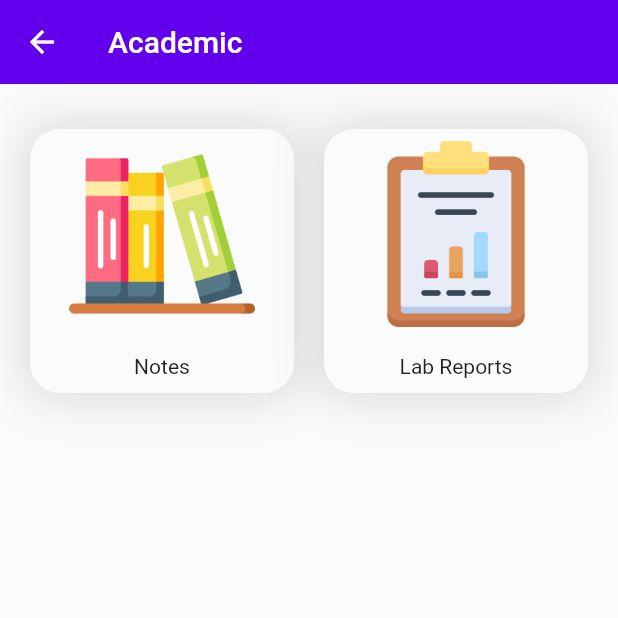
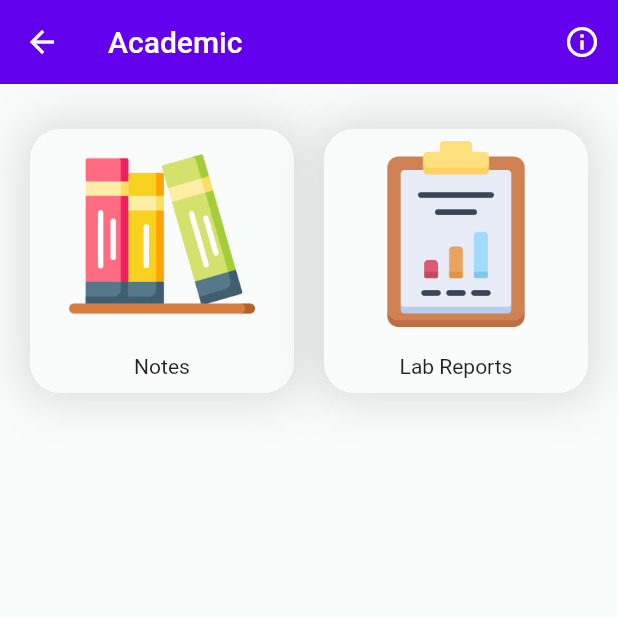
Before and after one commit to mahmudalsohan/NoteBot, a Flutter app: the AcademicScreen screen opened directly, on a phone screen of 412 x 824 dp, the top half of it. Run offline on Flutter 3.47's test engine with Material 2 defaults, Android fonts, the phone set to English and light mode, and no system bars; our stand-ins replace animated_theme_switcher, card_swiper, dio, firebase_auth, firebase_core, firebase_messaging and 7 more; missing offline and left inert: dart:ffi, flutter_config, webfeed; accounts and stored records are empty; network calls fail.

Commit message:
about icon added on appbar

```diff
--- a/lib/constants/colors.dart
+++ b/lib/constants/colors.dart
@@ -7,15 +7,23 @@ class AppColors {
   static const Color _kKeyPenumbraOpacity = Color(0x24000000); // alpha = 0.14
   static const Color _kAmbientShadowOpacity = Color(0x1F000000);
 
-  var carouselGradientColors = GetStorage().read(GetStorageKey.IS_DARK_MODE)
-      ? [
-          Colors.lightBlue,
-          Colors.lightBlue.shade100,
-        ]
-      : [
-          Colors.deepPurple.shade300,
-          Color(0xFF6200EE),
-        ];
+  List carouselGradientColors = [
+    [
+      Color(0xffffe287),
+      Color(0xffffc103),
+      Color(0xffffc000),
+    ],
+    [
+      Color(0xfffe9d9b),
+      Color(0xfff85b50),
+      Color(0xfffc5c4d),
+    ],
+    [
+      Color(0xff9996fb),
+      Color(0xff7c3efb),
+      Color(0xff8037fa),
+    ],
+  ];
 
   final List<BoxShadow> carouselShadowColors =
       GetStorage().read(GetStorageKey.IS_DARK_MODE)
--- a/lib/views/home_view/home_view.dart
+++ b/lib/views/home_view/home_view.dart
@@ -22,7 +22,7 @@ class HomeView extends StatelessWidget {
         physics: BouncingScrollPhysics(),
         child: Column(
           children: [
-            SizedBox(height: 20),
+            SizedBox(height: 15),
             //
             Carousel(),
             //
@@ -33,7 +33,7 @@ class HomeView extends StatelessWidget {
             PinSection(),
             //
             //
-            SizedBox(height: 50),
+            SizedBox(height: 40),
             //
             //
             //Grid Container
--- a/lib/views/home_view/home_view_widgets/drawer_items.dart
+++ b/lib/views/home_view/home_view_widgets/drawer_items.dart
@@ -74,11 +74,6 @@ final List<Widget> drawerItems = [
     title: 'Settings',
   ),
   drawerListTile(
-    onTap: () {},
-    leading: Icon(Icons.info),
-    title: 'About Us',
-  ),
-  drawerListTile(
     onTap: () {
       authController.logout();
     },
--- a/lib/widgets/appBar_widget.dart
+++ b/lib/widgets/appBar_widget.dart
@@ -12,30 +12,36 @@ PreferredSizeWidget customAppBar(
         color: Colors.white,
       ),
     ),
-    // actions: [
-    //   ThemeSwitcher(
-    //     builder: (context) => Obx(
-    //       () => InkWell(
-    //         onTap: () {
-    //           themeController.changeTheme(context);
-    //         },
-    //         child: themeController.isDarkMode.value
-    //             ? Icon(
-    //                 CupertinoIcons.brightness,
-    //                 color: AppColors().kThemeIconColor,
-    //               )
-    //             : Icon(
-    //                 CupertinoIcons.moon_stars,
-    //                 color: AppColors().kThemeIconColor,
-    //               ),
-    //       ),
-    //     ),
-    //   ),
-    //   /*PopupMenuButton<MenuItem>(
-    //     itemBuilder: (context) =>
-    //         MenuItems.menuItemsList.map(buildItem).toList(),
-    //   )*/
-    // ],
+    actions: [
+      IconButton(
+          onPressed: () {},
+          icon: Icon(
+            Icons.info_outline,
+            color: Colors.white,
+          )),
+      /*ThemeSwitcher(
+        builder: (context) => Obx(
+          () => InkWell(
+            onTap: () {
+              themeController.changeTheme(context);
+            },
+            child: themeController.isDarkMode.value
+                ? Icon(
+                    CupertinoIcons.brightness,
+                    color: AppColors().kThemeIconColor,
+                  )
+                : Icon(
+                    CupertinoIcons.moon_stars,
+                    color: AppColors().kThemeIconColor,
+                  ),
+          ),
+        ),
+      ),
+      PopupMenuButton<MenuItem>(
+        itemBuilder: (context) =>
+            MenuItems.menuItemsList.map(buildItem).toList(),
+      )*/
+    ],
   );
 }
 
```
Also changed, not shown: lib/views/home_view/home_view_widgets/carousel.dart (+10 -4 lines).
